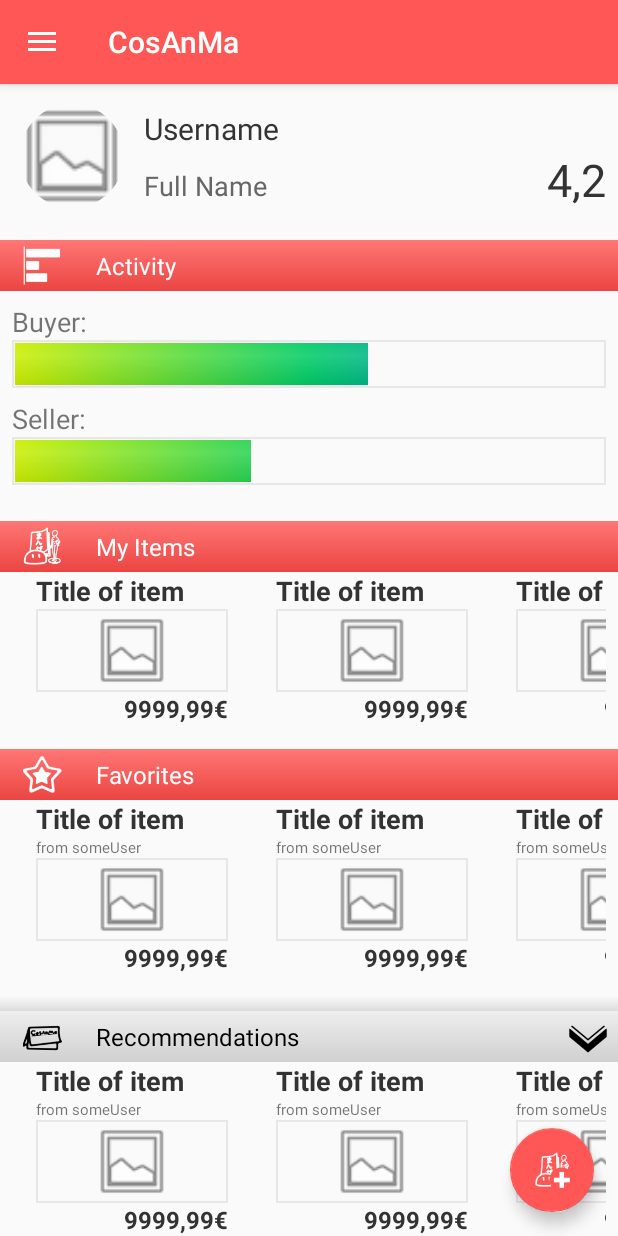
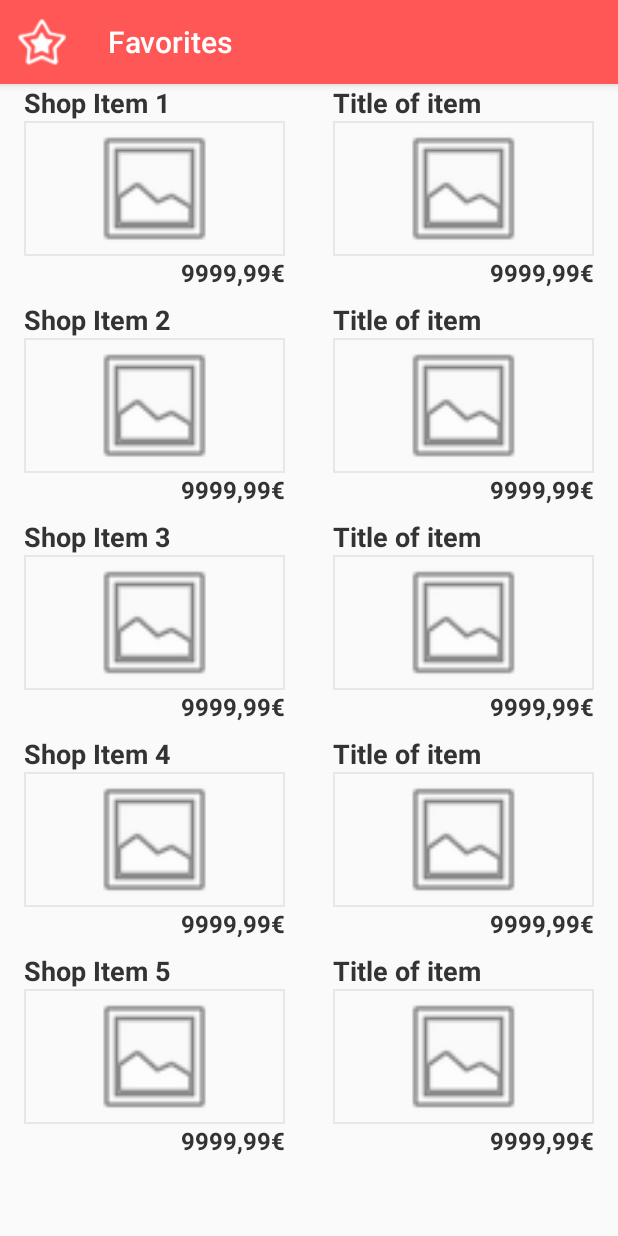
Before and after one commit to couch-dev/ShopProject, an Android app: the MainActivity screen opened directly, with no data from a screen before it, in the side drawer, after a tap on "Favorites", on a phone screen of 412 x 824 dp. Run offline under Robolectric (Android 15) with nearby library versions, the phone set to English and light mode, and no system bars.

Commit message:
added tiles activities

```diff
--- /dev/null
+++ b/app/src/main/java/net/couchdev/android/layoutsandbox/FavoritesActivity.java
@@ -0,0 +1,63 @@
+/*!*********************************************************************************
+ * @file
+ * @brief
+ * @author    Tim Reimer <reimer@bury.com>
+ *
+ * @par Copyright
+ * This code is the property of
+ *
+ *     Bury GmbH & Co. KG
+ *     Robert-Koch-Str. 1-7
+ *     D-32584 Loehne
+ *
+ *     Bury Sp. z o.o.
+ *     ul. Wspolna 2A
+ *     PL 35-205 Rzeszow
+ *
+ * @par Hints
+ * For history information see the commit comments in the code repository.
+ *
+ **********************************************************************************/
+package net.couchdev.android.layoutsandbox;
+
+import android.content.Intent;
+import android.os.Bundle;
+import android.support.v7.app.ActionBar;
+import android.support.v7.app.AppCompatActivity;
+import android.view.MenuItem;
+import android.view.View;
+import android.widget.AdapterView;
+import android.widget.ArrayAdapter;
+import android.widget.ListView;
+
+public class FavoritesActivity extends AppCompatActivity{
+
+    @Override
+    protected void onCreate(Bundle savedInstanceState) {
+        super.onCreate(savedInstanceState);
+        setContentView(R.layout.activity_tiles);
+        getSupportActionBar().setDisplayHomeAsUpEnabled(true);
+        getSupportActionBar().setHomeAsUpIndicator(R.drawable.actionbar_icon_favos);
+
+        ListView listView = (ListView) findViewById(R.id.tilesList);
+        ArrayAdapter<String> adapter = new ArrayAdapter<>(this, R.layout.item_tile, R.id.itemTitle1,
+                new String[]{"Shop Item 1", "Shop Item 2", "Shop Item 3", "Shop Item 4", "Shop Item 5"});
+        listView.setAdapter(adapter);
+        listView.setOnItemClickListener(new AdapterView.OnItemClickListener() {
+            @Override
+            public void onItemClick(AdapterView<?> parent, View view, int position, long id) {
+                Intent intent = new Intent(FavoritesActivity.this, SaleItemActivity.class);
+                startActivity(intent);
+            }
+        });
+    }
+
+    @Override
+    public boolean onOptionsItemSelected(MenuItem item) {
+        switch(item.getItemId()){
+            case android.R.id.home: onBackPressed();
+                return true;
+        }
+        return super.onOptionsItemSelected(item);
+    }
+}
--- a/app/src/main/java/net/couchdev/android/layoutsandbox/MainActivity.java
+++ b/app/src/main/java/net/couchdev/android/layoutsandbox/MainActivity.java
@@ -234,6 +234,18 @@ public class MainActivity extends AppCompatActivity
                 Intent intent = new Intent(MainActivity.this, CreateItemActivity.class);
                 startActivity(intent);
                 break;
+            case R.id.nav_recently_viewed:
+                intent = new Intent(MainActivity.this, RecentlyViewedActivity.class);
+                startActivity(intent);
+                break;
+            case R.id.nav_favos:
+                intent = new Intent(MainActivity.this, FavoritesActivity.class);
+                startActivity(intent);
+                break;
+            case R.id.nav_my_items:
+                intent = new Intent(MainActivity.this, MyItemsActivity.class);
+                startActivity(intent);
+                break;
         }
         DrawerLayout drawer = (DrawerLayout) findViewById(R.id.drawer_layout);
         drawer.closeDrawer(GravityCompat.START);
--- /dev/null
+++ b/app/src/main/res/drawable/actionbar_icon_favos.xml
@@ -0,0 +1,8 @@
+<?xml version="1.0" encoding="utf-8"?>
+<layer-list xmlns:android="http://schemas.android.com/apk/res/android">
+
+    <item
+        android:drawable="@drawable/ic_favos_small_white_32">
+    </item>
+
+</layer-list>
--- /dev/null
+++ b/app/src/main/res/layout/activity_tiles.xml
@@ -0,0 +1,13 @@
+<?xml version="1.0" encoding="utf-8"?>
+<RelativeLayout xmlns:android="http://schemas.android.com/apk/res/android"
+    android:layout_width="match_parent"
+    android:layout_height="match_parent">
+
+    <ListView
+        android:id="@+id/tilesList"
+        android:layout_width="match_parent"
+        android:layout_height="match_parent"
+        android:divider="@android:color/transparent"
+        android:dividerHeight="8dp"/>
+
+</RelativeLayout>
--- /dev/null
+++ b/app/src/main/res/layout/item_tile.xml
@@ -0,0 +1,114 @@
+<?xml version="1.0" encoding="utf-8"?>
+<RelativeLayout xmlns:android="http://schemas.android.com/apk/res/android"
+    android:layout_width="match_parent"
+    android:layout_height="match_parent"
+    android:paddingLeft="16dp"
+    android:paddingRight="16dp"
+    android:layout_marginTop="16dp">
+
+    <TableRow
+        android:layout_width="match_parent"
+        android:layout_height="wrap_content">
+        <RelativeLayout
+            android:id="@+id/layout1"
+            android:layout_width="match_parent"
+            android:layout_height="wrap_content"
+            android:layout_marginRight="16dp"
+            android:layout_weight="1">
+            <ImageView
+                android:id="@+id/itemImage1"
+                android:layout_width="match_parent"
+                android:layout_height="90dp"
+                android:layout_below="@+id/itemOwner1"
+                android:background="@drawable/item_image_bg"
+                android:src="@android:drawable/ic_menu_gallery"
+                android:scaleType="fitCenter"/>
+            <TextView
+                android:id="@+id/itemTitle1"
+                android:layout_width="match_parent"
+                android:layout_height="wrap_content"
+                android:singleLine="true"
+                android:maxLines="1"
+                android:ellipsize="end"
+                android:textStyle="bold"
+                android:textSize="18sp"
+                android:textColor="@color/dark_gray"
+                android:text="Title of item"/>
+            <TextView
+                android:id="@+id/itemOwner1"
+                android:layout_width="wrap_content"
+                android:layout_height="wrap_content"
+                android:text="from someUser"
+                android:singleLine="true"
+                android:maxLines="1"
+                android:ellipsize="end"
+                android:textSize="10sp"
+                android:layout_below="@id/itemTitle1"
+                android:layout_alignLeft="@id/itemTitle1"
+                android:visibility="gone"/>
+            <TextView
+                android:id="@+id/itemPrice1"
+                android:layout_width="wrap_content"
+                android:layout_height="wrap_content"
+                android:layout_alignParentRight="true"
+                android:singleLine="true"
+                android:maxLines="1"
+                android:textStyle="bold"
+                android:textSize="16sp"
+                android:textColor="@color/dark_gray"
+                android:layout_below="@+id/itemImage1"
+                android:text="9999,99€"/>
+        </RelativeLayout>
+        <RelativeLayout
+            android:id="@+id/layout2"
+            android:layout_width="match_parent"
+            android:layout_height="wrap_content"
+            android:layout_marginLeft="16dp"
+            android:layout_weight="1">
+            <ImageView
+                android:id="@+id/itemImage2"
+                android:layout_width="match_parent"
+                android:layout_height="90dp"
+                android:layout_below="@+id/itemOwner2"
+                android:background="@drawable/item_image_bg"
+                android:src="@android:drawable/ic_menu_gallery"
+                android:scaleType="fitCenter"/>
+            <TextView
+                android:id="@+id/itemTitle2"
+                android:layout_width="match_parent"
+                android:layout_height="wrap_content"
+                android:singleLine="true"
+                android:maxLines="1"
+                android:ellipsize="end"
+                android:textStyle="bold"
+                android:textSize="18sp"
+                android:textColor="@color/dark_gray"
+                android:text="Title of item"/>
+            <TextView
+                android:id="@+id/itemOwner2"
+                android:layout_width="wrap_content"
+                android:layout_height="wrap_content"
+                android:text="from someUser"
+                android:singleLine="true"
+                android:maxLines="1"
+                android:ellipsize="end"
+                android:textSize="10sp"
+                android:layout_below="@id/itemTitle2"
+                android:layout_alignLeft="@id/itemTitle2"
+                android:visibility="gone"/>
+            <TextView
+                android:id="@+id/itemPrice2"
+                android:layout_width="wrap_content"
+                android:layout_height="wrap_content"
+                android:layout_alignParentRight="true"
+                android:singleLine="true"
+                android:maxLines="1"
+                android:textStyle="bold"
+                android:textSize="16sp"
+                android:textColor="@color/dark_gray"
+                android:layout_below="@+id/itemImage2"
+                android:text="9999,99€"/>
+        </RelativeLayout>
+    </TableRow>
+
+</RelativeLayout>
--- a/app/src/main/res/menu/activity_main_drawer.xml
+++ b/app/src/main/res/menu/activity_main_drawer.xml
@@ -23,7 +23,7 @@
                 android:icon="@drawable/ic_items2_small"
                 android:title="@string/my_items" />
             <item
-                android:id="@+id/nav_observing"
+                android:id="@+id/nav_favos"
                 android:icon="@drawable/ic_favos_small"
                 android:title="@string/favos" />
         </menu>
```
Also changed, not shown: app/src/main/AndroidManifest.xml (+11 -2 lines), app/src/main/java/net/couchdev/android/layoutsandbox/MyItemsActivity.java (added, +62 -0 lines), app/src/main/java/net/couchdev/android/layoutsandbox/RecentlyViewedActivity.java (added, +62 -0 lines), app/src/main/res/drawable/actionbar_icon_myitems.xml (added, +8 -0 lines), app/src/main/res/drawable/actionbar_icon_recentlyviewed.xml (added, +8 -0 lines), app/src/main/res/drawable/ic_recently_small_32.png (added).
